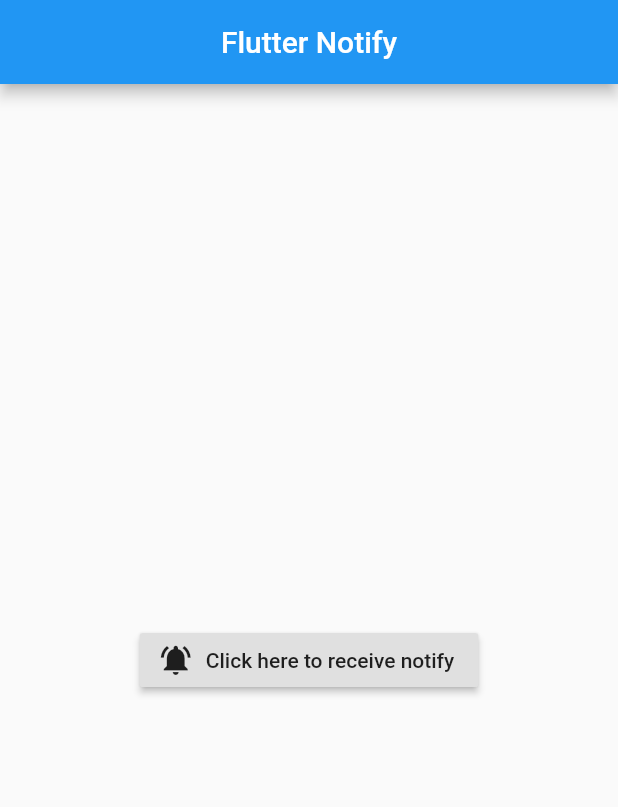
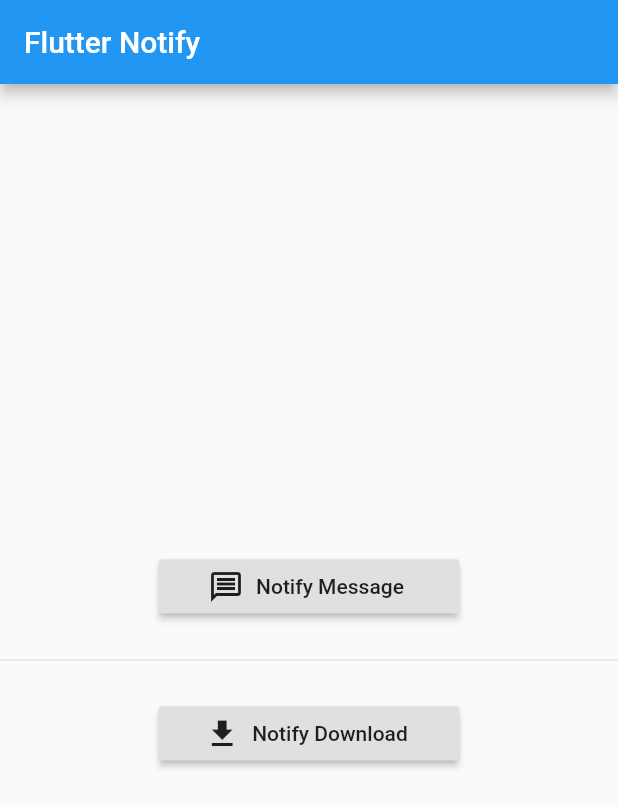
Before and after one commit to BehzadBeikverdi/Flutter-Notification, a Flutter app: the screen it shows after launch, on a phone screen of 412 x 824 dp. Shown: the top 807 px of the screen. Run offline on Flutter 3.47's test engine with Material 2 defaults, Android fonts, the phone set to English and light mode, and no system bars; our stand-ins replace flutter_local_notifications.

```diff
--- /dev/null
+++ b/lib/home.dart
@@ -0,0 +1,45 @@
+import 'package:flutter/material.dart';
+
+import 'notify_download.dart';
+import 'notify_message.dart';
+
+class Home extends StatefulWidget {
+  const Home({Key? key}) : super(key: key);
+
+  @override
+  State<Home> createState() => _HomeState();
+}
+
+class _HomeState extends State<Home> {
+  @override
+  Widget build(BuildContext context) {
+    return Scaffold(
+        appBar: AppBar(title: const Text('Flutter Notify'),),
+        body: Center(
+          child: Column(
+            mainAxisAlignment: MainAxisAlignment.center,
+            children: <Widget>[
+              SizedBox(
+                width: 200,
+                child: RaisedButton.icon(onPressed: () {
+                  Navigator.push(context, MaterialPageRoute(builder: (context) =>
+                  const NotifyMessage()));
+                }, label: const Text("Notify Message"),
+                  icon: const Icon(Icons.message_outlined),),
+              ),
+              const Divider(
+                height: 50,
+              ),
+              SizedBox(
+                width: 200,
+                child: RaisedButton.icon(onPressed: () {
+                  Navigator.push(context, MaterialPageRoute(builder: (context) =>
+                  const NotifyDownload()));
+                }, label: const Text("Notify Download"),
+                  icon: const Icon(Icons.file_download),),
+              )
+            ],
+          ),
+        ));
+  }
+}
--- a/lib/main.dart
+++ b/lib/main.dart
@@ -1,8 +1,6 @@
 import 'package:flutter/material.dart';
 import 'package:flutter_local_notifications/flutter_local_notifications.dart';
-import 'package:local_notification/second_screen.dart';
-import 'notify.dart';
-
+import 'package:local_notification/home.dart';
 final FlutterLocalNotificationsPlugin flutterLocalNotificationsPlugin =
 FlutterLocalNotificationsPlugin();
 
@@ -43,7 +41,7 @@ class _MyAppState extends State<MyApp> {
     return const MaterialApp(
       // title: 'Flutter Notify',
       debugShowCheckedModeBanner: false,
-      home: Notify(),
+      home: Home()
     );
   }
 }
--- a/lib/notify.dart
+++ b/lib/notify_download.dart
@@ -1,24 +1,16 @@
-import 'package:flutter/cupertino.dart';
 import 'package:flutter/material.dart';
 import 'package:flutter_local_notifications/flutter_local_notifications.dart';
 import 'package:local_notification/second_screen.dart';
-
 import 'main.dart';
 
-class Notify extends StatefulWidget {
-  const Notify({Key? key}) : super(key: key);
+class NotifyDownload extends StatefulWidget {
+  const NotifyDownload({Key? key}) : super(key: key);
 
   @override
-  State<Notify> createState() => _NotifyState();
+  State<NotifyDownload> createState() => _NotifyDownloadState();
 }
 
-class _NotifyState extends State<Notify> {
-
-  final GlobalKey<NavigatorState> navigatorKey = GlobalKey(debugLabel: "Main Navigator");
-
-  // GlobalKey<NavigatorState> navigatorKey = GlobalKey<NavigatorState>();
-
-  // final GlobalKey<NavigatorState> navigatorKey = GlobalKey(debugLabel: "Main Navigator");
+class _NotifyDownloadState extends State<NotifyDownload> {
 
   FlutterLocalNotificationsPlugin? localNotifications;
 
@@ -103,6 +95,7 @@ class _NotifyState extends State<Notify> {
     // );
   }
 
+
   @override
   Widget build(BuildContext context) {
     return Scaffold(
@@ -112,8 +105,8 @@ class _NotifyState extends State<Notify> {
           onPressed: () {
             showNotification();
           },
-            label: const Text("Click here to receive notify"),
-            icon: const Icon(Icons.notifications_active),
+          label: const Text("Click here to download pdf"),
+          icon: const Icon(Icons.cloud_download),
         ),
       ),
     );
```
Also changed, not shown: lib/notify_message.dart (added, +119 -0 lines). Lines whose indentation alone changed are shown as unchanged.
